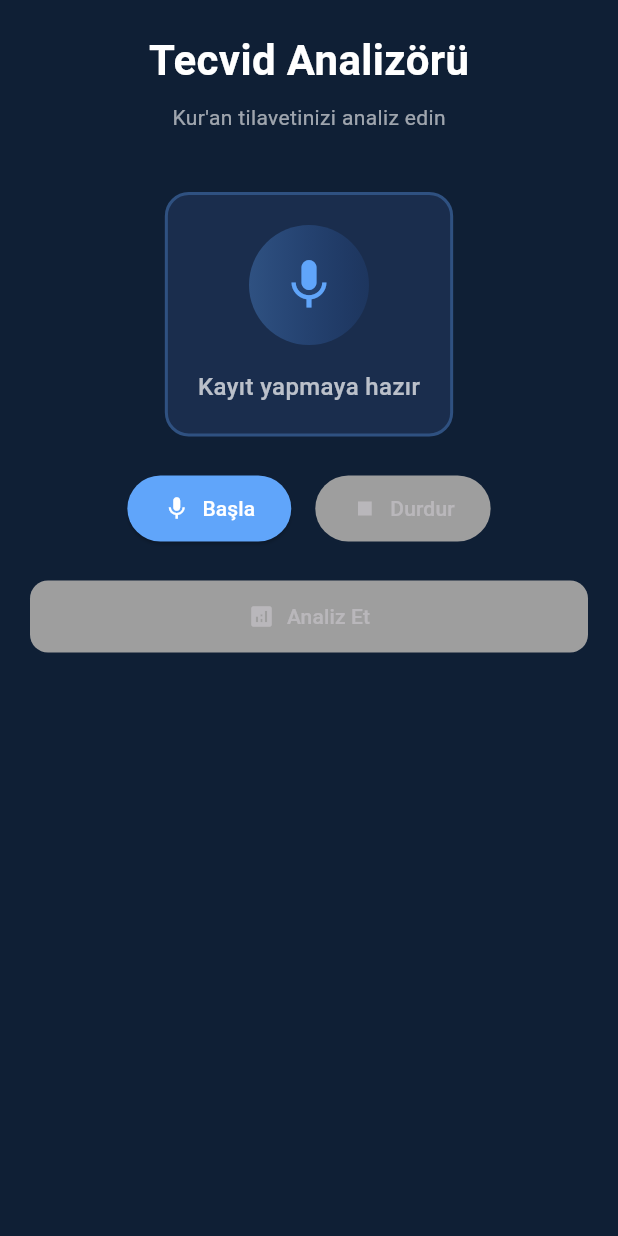
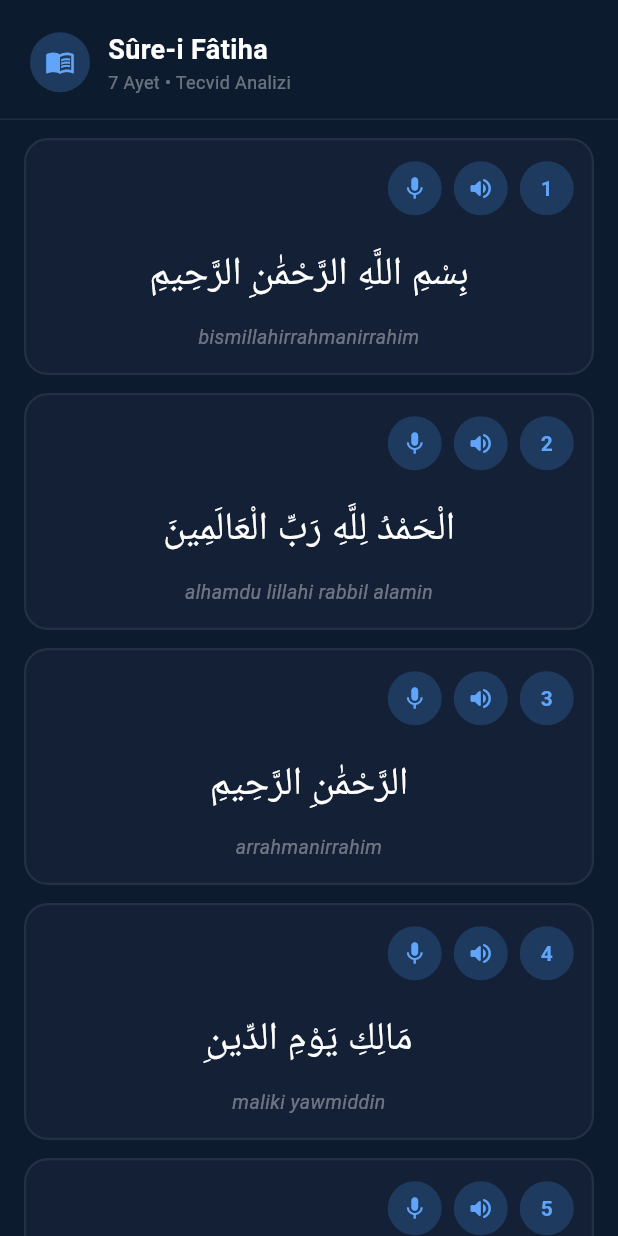
Before and after one commit to ErdalSevgiloglu/tecvid-analyzer, a Flutter app: the screen it shows after launch, on a phone screen of 412 x 824 dp. Run offline on Flutter 3.47's test engine with Material 3 defaults, Android fonts, the light colour scheme and no system bars; missing offline and left inert: record; Roboto replaces fonts that are missing (Scheherazade).

Commit message:
feat: fatiha ayetleri UI

```diff
--- a/lib/flutter_main_screen.dart
+++ b/lib/flutter_main_screen.dart
@@ -2,12 +2,74 @@ import 'package:flutter/material.dart';
 import 'package:record/record.dart';
 import 'package:path_provider/path_provider.dart';
 import 'package:http/http.dart' as http;
-import 'dart:io';
 import 'dart:convert';
 import 'tecvid_analyzer.dart';
 
 // ============================================================================
-// ANA SCREEN - TECVİD ANALYZER
+// FATIHA AYETLERİ VERİSİ
+// ============================================================================
+
+class AyetData {
+  final int number;
+  final String arabic;
+  final String transliteration;
+  final String audioAsset;
+
+  const AyetData({
+    required this.number,
+    required this.arabic,
+    required this.transliteration,
+    required this.audioAsset,
+  });
+}
+
+const List<AyetData> fatihaAyetleri = [
+  AyetData(
+    number: 1,
+    arabic: 'بِسْمِ اللَّهِ الرَّحْمَٰنِ الرَّحِيمِ',
+    transliteration: 'bismillahirrahmanirrahim',
+    audioAsset: 'assets/audios/Fatiha/1.mp3',
+  ),
+  AyetData(
+    number: 2,
+    arabic: 'الْحَمْدُ لِلَّهِ رَبِّ الْعَالَمِينَ',
+    transliteration: 'alhamdu lillahi rabbil alamin',
+    audioAsset: 'assets/audios/Fatiha/2.mp3',
+  ),
+  AyetData(
+    number: 3,
+    arabic: 'الرَّحْمَٰنِ الرَّحِيمِ',
+    transliteration: 'arrahmanirrahim',
+    audioAsset: 'assets/audios/Fatiha/3.mp3',
+  ),
+  AyetData(
+    number: 4,
+    arabic: 'مَالِكِ يَوْمِ الدِّينِ',
+    transliteration: 'maliki yawmiddin',
+    audioAsset: 'assets/audios/Fatiha/4.mp3',
+  ),
+  AyetData(
+    number: 5,
+    arabic: 'إِيَّاكَ نَعْبُدُ وَإِيَّاكَ نَسْتَعِينُ',
+    transliteration: 'iyyaka nabudu wa iyyaka nastain',
+    audioAsset: 'assets/audios/Fatiha/5.mp3',
+  ),
+  AyetData(
+    number: 6,
+    arabic: 'اهْدِنَا الصِّرَاطَ الْمُسْتَقِيمَ',
+    transliteration: 'ihdinas siratal mustaqim',
+    audioAsset: 'assets/audios/Fatiha/6.mp3',
+  ),
+  AyetData(
+    number: 7,
+    arabic: 'صِرَاطَ الَّذِينَ أَنْعَمْتَ عَلَيْهِمْ غَيْرِ الْمَغْضُوبِ عَلَيْهِمْ وَلَا الضَّالِّينَ',
+    transliteration: 'siratal lazina anamta alayhim ghayril maghdubi alayhim wa lad dallin',
+    audioAsset: 'assets/audios/Fatiha/7.mp3',
+  ),
+];
+
+// ============================================================================
+// ANA SCREEN
 // ============================================================================
 
 class TecvidAnalyzerScreen extends StatefulWidget {
@@ -16,20 +78,17 @@ class TecvidAnalyzerScreen extends StatefulWidget {
 }
 
 class _TecvidAnalyzerScreenState extends State<TecvidAnalyzerScreen> {
-  final _audioRecorder = AudioRecorder();
-
-  String? _recordingPath;
-  bool _isRecording = false;
-  bool _isAnalyzing = false;
-
-  TecvidAnalysisResult? _result;
-  String? _errorMessage;
-
-  // Flask backend URL
   static const String BACKEND_URL = 'https://tecvid-backend.onrender.com';
 
-  // Referans ses dosyaları (örneğin assets'ten)
-  static const String REFERENCE_AUDIO_PATH = 'assets/audios/bismillah_reference.wav';
+  // Her ayet için kayıt durumu
+  final Map<int, bool> _isRecording = {};
+  final Map<int, bool> _isAnalyzing = {};
+  final Map<int, String?> _recordingPaths = {};
+  final Map<int, TecvidAnalysisResult?> _results = {};
+  final Map<int, String?> _errors = {};
+
+  final _audioRecorder = AudioRecorder();
+  int? _activeRecordingAyet;
 
   @override
   void dispose() {
@@ -37,80 +96,83 @@ class _TecvidAnalyzerScreenState extends State<TecvidAnalyzerScreen> {
     super.dispose();
   }
 
-  Future<void> _startRecording() async {
+  Future<void> _startRecording(int ayetNo) async {
     try {
       final isPermitted = await _audioRecorder.hasPermission();
       if (!isPermitted) {
-        setState(() => _errorMessage = 'Mikrofon izni gerekli');
+        setState(() => _errors[ayetNo] = 'Mikrofon izni gerekli');
         return;
       }
 
+      // Başka ayet kaydediliyorsa durdur
+      if (_activeRecordingAyet != null && _activeRecordingAyet != ayetNo) {
+        await _stopRecording(_activeRecordingAyet!);
+      }
+
       final tempDir = await getTemporaryDirectory();
-      _recordingPath = '${tempDir.path}/user_recording.wav';
+      final path = '${tempDir.path}/ayet_$ayetNo.wav';
 
       await _audioRecorder.start(
-        RecordConfig(
-          encoder: AudioEncoder.wav,
-          bitRate: 128000,
-          sampleRate: 44100,
-        ),
-        path: _recordingPath!,
+        RecordConfig(encoder: AudioEncoder.wav, sampleRate: 44100),
+        path: path,
       );
 
-      setState(() => _isRecording = true);
+      setState(() {
+        _isRecording[ayetNo] = true;
+        _activeRecordingAyet = ayetNo;
+        _errors[ayetNo] = null;
+        _results[ayetNo] = null;
+      });
     } catch (e) {
-      setState(() => _errorMessage = 'Kayıt başlatılamadı: $e');
+      setState(() => _errors[ayetNo] = 'Kayıt başlatılamadı: $e');
     }
   }
 
-  Future<void> _stopRecording() async {
+  Future<void> _stopRecording(int ayetNo) async {
     try {
       final path = await _audioRecorder.stop();
       setState(() {
-        _isRecording = false;
-        _recordingPath = path;
+        _isRecording[ayetNo] = false;
+        _recordingPaths[ayetNo] = path;
+        _activeRecordingAyet = null;
       });
     } catch (e) {
-      setState(() => _errorMessage = 'Kayıt durdurulurken hata: $e');
+      setState(() => _errors[ayetNo] = 'Kayıt durdurulamadı: $e');
     }
   }
 
-  Future<void> _analyzeWithBackend() async {
-    if (_recordingPath == null) {
-      setState(() => _errorMessage = 'Önce ses kaydı yapın');
-      return;
-    }
+  Future<void> _analyze(int ayetNo, String referenceAsset) async {
+    final recordingPath = _recordingPaths[ayetNo];
+    if (recordingPath == null) return;
 
     setState(() {
-      _isAnalyzing = true;
-      _errorMessage = null;
+      _isAnalyzing[ayetNo] = true;
+      _errors[ayetNo] = null;
     });
 
     try {
-      // Multipart request hazırlama
       var request = http.MultipartRequest('POST', Uri.parse('$BACKEND_URL/analyze'));
 
-      // Kullanıcı sesi ekle
       request.files.add(
-        await http.MultipartFile.fromPath('user_audio', _recordingPath!),
+        await http.MultipartFile.fromPath('user_audio', recordingPath),
       );
 
-      // Referans sesi ekle (assets'ten veya sunucudan)
-      // Bu örnekte sunucudan alıyoruz
-      final refBytes = await _downloadReferenceAudio();
+      final refBytes = await DefaultAssetBundle.of(context).load(referenceAsset);
       request.files.add(
-        http.MultipartFile.fromBytes('reference_audio', refBytes, filename: 'reference.wav'),
+        http.MultipartFile.fromBytes(
+          'reference_audio',
+          refBytes.buffer.asUint8List(),
+          filename: 'reference.wav',
+        ),
       );
 
-      // Request gönder
       final streamedResponse = await request.send();
       final response = await http.Response.fromStream(streamedResponse);
 
       if (response.statusCode == 200) {
         final data = jsonDecode(response.body);
-
         setState(() {
-          _result = TecvidAnalysisResult(
+          _results[ayetNo] = TecvidAnalysisResult(
             totalScore: data['totalScore'],
             telaffuzScore: data['telaffuz']['level'],
             medScore: data['med']['level'],
@@ -120,260 +182,240 @@ class _TecvidAnalyzerScreenState extends State<TecvidAnalyzerScreen> {
         });
       } else {
         final error = jsonDecode(response.body);
-        setState(() => _errorMessage = error['error'] ?? 'Analiz başarısız');
+        setState(() => _errors[ayetNo] = error['error'] ?? 'Analiz başarısız');
       }
     } catch (e) {
-      setState(() => _errorMessage = 'İstek hatası: $e');
+      setState(() => _errors[ayetNo] = 'İstek hatası: $e');
     } finally {
-      setState(() => _isAnalyzing = false);
+      setState(() => _isAnalyzing[ayetNo] = false);
     }
-  }
-
-  Future<List<int>> _downloadReferenceAudio() async {
-    // Sunucudaki referans ses dosyasını indir
-    // Veya assets'ten oku
-    final assetData = await DefaultAssetBundle.of(context)
-        .load(REFERENCE_AUDIO_PATH);
-    return assetData.buffer.asUint8List();
   }
 
   @override
   Widget build(BuildContext context) {
     return Scaffold(
-      backgroundColor: const Color(0xFF0f1f35),
+      backgroundColor: const Color(0xFF0d1b2e),
       body: SafeArea(
-        child: SingleChildScrollView(
-          padding: const EdgeInsets.all(20),
         child: Column(
           children: [
-              // BAŞLIK
             _buildHeader(),
-              const SizedBox(height: 40),
-
-              // KAYıT KONTROLÜ
-              if (_result == null) ...[
-                _buildRecordingSection(),
-                const SizedBox(height: 30),
+            Expanded(
+              child: ListView.separated(
+                padding: const EdgeInsets.symmetric(horizontal: 16, vertical: 12),
+                itemCount: fatihaAyetleri.length,
+                separatorBuilder: (_, __) => const SizedBox(height: 12),
+                itemBuilder: (context, index) {
+                  final ayet = fatihaAyetleri[index];
+                  return _buildAyetCard(ayet);
+                },
+              ),
+            ),
           ],
-
-              // SONUÇ
-              if (_result != null) ...[
-                TecvidResultWidget(result: _result!),
-                const SizedBox(height: 20),
-                _buildReplayButton(),
-              ],
-
-              // HATA MESAJI
-              if (_errorMessage != null) ...[
-                const SizedBox(height: 20),
-                _buildErrorMessage(),
-              ],
-
-              // YÜKLENİYOR
-              if (_isAnalyzing) ...[
-                const SizedBox(height: 20),
-                _buildLoadingIndicator(),
-              ],
-            ],
-          ),
         ),
       ),
     );
   }
 
   Widget _buildHeader() {
-    return Column(
+    return Container(
+      padding: const EdgeInsets.fromLTRB(20, 20, 20, 16),
+      decoration: BoxDecoration(
+        color: const Color(0xFF0d1b2e),
+        border: Border(
+          bottom: BorderSide(
+            color: Colors.white.withOpacity(0.08),
+            width: 1,
+          ),
+        ),
+      ),
+      child: Row(
+        children: [
+          Container(
+            width: 40,
+            height: 40,
+            decoration: BoxDecoration(
+              shape: BoxShape.circle,
+              color: const Color(0xFF1e3a5f),
+            ),
+            child: const Icon(Icons.menu_book, color: Color(0xFF60a5fa), size: 20),
+          ),
+          const SizedBox(width: 12),
+          Column(
+            crossAxisAlignment: CrossAxisAlignment.start,
             children: [
               const Text(
-          'Tecvid Analizörü',
+                'Sûre-i Fâtiha',
                 style: TextStyle(
-            fontSize: 28,
+                  fontSize: 18,
                   fontWeight: FontWeight.bold,
                   color: Colors.white,
                 ),
               ),
-        const SizedBox(height: 8),
               Text(
-          'Kur\'an tilavetinizi analiz edin',
-          style: TextStyle(
-            fontSize: 14,
-            color: Colors.white60,
-          ),
+                '7 Ayet • Tecvid Analizi',
+                style: TextStyle(fontSize: 12, color: Colors.white38),
               ),
             ],
+          ),
+        ],
+      ),
     );
   }
 
-  Widget _buildRecordingSection() {
-    return Column(
-      children: [
-        // KAYIT DURUMU
-        Container(
-          padding: const EdgeInsets.all(20),
+  Widget _buildAyetCard(AyetData ayet) {
+    final isRec = _isRecording[ayet.number] ?? false;
+    final isAna = _isAnalyzing[ayet.number] ?? false;
+    final hasRec = _recordingPaths[ayet.number] != null;
+    final result = _results[ayet.number];
+    final error = _errors[ayet.number];
+
+    return Container(
       decoration: BoxDecoration(
-            color: const Color(0xFF1a2d4d),
+        color: const Color(0xFF132035),
         borderRadius: BorderRadius.circular(16),
         border: Border.all(
-              color: _isRecording
+          color: isRec
               ? const Color(0xFFef4444).withOpacity(0.5)
-                  : const Color(0xFF60a5fa).withOpacity(0.3),
-              width: 2,
+              : Colors.white.withOpacity(0.07),
+          width: 1.5,
         ),
       ),
       child: Column(
         children: [
-              if (_isRecording)
+          // ÜST KISIM: Ayet numarası + butonlar
+          Padding(
+            padding: const EdgeInsets.fromLTRB(16, 14, 12, 0),
+            child: Row(
+              crossAxisAlignment: CrossAxisAlignment.start,
+              children: [
+                Expanded(child: const SizedBox()),
+                // Mikrofon butonu
+                _circleButton(
+                  icon: isRec ? Icons.stop : Icons.mic,
+                  color: isRec ? const Color(0xFFef4444) : const Color(0xFF1e3a5f),
+                  iconColor: isRec ? Colors.white : const Color(0xFF60a5fa),
+                  onTap: isAna
+                      ? null
+                      : () => isRec
+                          ? _stopRecording(ayet.number)
+                          : _startRecording(ayet.number),
+                ),
+                const SizedBox(width: 8),
+                // Dinle butonu
+                _circleButton(
+                  icon: Icons.volume_up_rounded,
+                  color: const Color(0xFF1e3a5f),
+                  iconColor: const Color(0xFF60a5fa),
+                  onTap: () {/* TODO: ses çal */},
+                ),
+                const SizedBox(width: 8),
+                // Ayet numarası
                 Container(
-                  width: 80,
-                  height: 80,
+                  width: 36,
+                  height: 36,
                   decoration: BoxDecoration(
                     shape: BoxShape.circle,
-                    color: const Color(0xFFef4444).withOpacity(0.1),
+                    color: const Color(0xFF1e3a5f),
                   ),
                   child: Center(
-                    child: Container(
-                      width: 60,
-                      height: 60,
-                      decoration: const BoxDecoration(
-                        shape: BoxShape.circle,
-                        color: Color(0xFFef4444),
-                      ),
-                      child: const Icon(Icons.fiber_manual_record,
-                          color: Colors.white, size: 28),
+                    child: Text(
+                      '${ayet.number}',
+                      style: const TextStyle(
+                        color: Color(0xFF60a5fa),
+                        fontWeight: FontWeight.bold,
+                        fontSize: 14,
                       ),
                     ),
-                )
-              else
-                Container(
-                  width: 80,
-                  height: 80,
-                  decoration: BoxDecoration(
-                    shape: BoxShape.circle,
-                    gradient: LinearGradient(
-                      colors: [
-                        const Color(0xFF60a5fa).withOpacity(0.3),
-                        const Color(0xFF3b82f6).withOpacity(0.1),
-                      ],
-                    ),
-                  ),
-                  child: const Icon(Icons.mic, color: Color(0xFF60a5fa), size: 40),
-                ),
-              const SizedBox(height: 16),
-              Text(
-                _isRecording ? 'Kaydediliyor...' : 'Kayıt yapmaya hazır',
-                style: TextStyle(
-                  fontSize: 16,
-                  color: Colors.white70,
-                  fontWeight: FontWeight.w500,
                   ),
                 ),
               ],
             ),
           ),
-        const SizedBox(height: 24),
 
-        // KONTROL BUTONLARI
-        Row(
-          mainAxisAlignment: MainAxisAlignment.center,
-          children: [
-            ElevatedButton.icon(
-              onPressed: _isRecording ? null : _startRecording,
-              icon: const Icon(Icons.mic),
-              label: const Text('Başla'),
-              style: ElevatedButton.styleFrom(
-                backgroundColor: const Color(0xFF60a5fa),
-                foregroundColor: Colors.white,
-                disabledBackgroundColor: Colors.grey,
-                padding: const EdgeInsets.symmetric(horizontal: 24, vertical: 12),
+          // ARAPÇA METİN
+          Padding(
+            padding: const EdgeInsets.fromLTRB(16, 16, 16, 8),
+            child: Text(
+              ayet.arabic,
+              textAlign: TextAlign.right,
+              textDirection: TextDirection.rtl,
+              style: const TextStyle(
+                fontSize: 26,
+                color: Colors.white,
+                height: 1.8,
+                fontFamily: 'Scheherazade',
               ),
             ),
-            const SizedBox(width: 16),
-            ElevatedButton.icon(
-              onPressed: _isRecording ? _stopRecording : null,
-              icon: const Icon(Icons.stop),
-              label: const Text('Durdur'),
-              style: ElevatedButton.styleFrom(
-                backgroundColor: const Color(0xFFef4444),
-                foregroundColor: Colors.white,
-                disabledBackgroundColor: Colors.grey,
-                padding: const EdgeInsets.symmetric(horizontal: 24, vertical: 12),
+          ),
+
+          // TRANSLİTERASYON
+          Padding(
+            padding: const EdgeInsets.fromLTRB(16, 0, 16, 14),
+            child: Text(
+              ayet.transliteration,
+              textAlign: TextAlign.center,
+              style: TextStyle(
+                fontSize: 13,
+                color: Colors.white38,
+                fontStyle: FontStyle.italic,
               ),
             ),
-          ],
           ),
-        const SizedBox(height: 24),
 
-        // ANALİZ BUTONU
-        SizedBox(
+          // KAYIT SONRASI ANALİZ BUTONU
+          if (hasRec && result == null && !isAna)
+            Padding(
+              padding: const EdgeInsets.fromLTRB(16, 0, 16, 14),
+              child: SizedBox(
                 width: double.infinity,
                 child: ElevatedButton.icon(
-            onPressed: (_recordingPath != null && !_isAnalyzing && !_isRecording)
-                ? _analyzeWithBackend
-                : null,
-            icon: const Icon(Icons.analytics),
+                  onPressed: () => _analyze(ayet.number, ayet.audioAsset),
+                  icon: const Icon(Icons.analytics, size: 16),
                   label: const Text('Analiz Et'),
                   style: ElevatedButton.styleFrom(
                     backgroundColor: const Color(0xFF4ade80),
                     foregroundColor: Colors.black,
-              disabledBackgroundColor: Colors.grey,
-              padding: const EdgeInsets.symmetric(vertical: 14),
+                    padding: const EdgeInsets.symmetric(vertical: 10),
                     shape: RoundedRectangleBorder(
-                borderRadius: BorderRadius.circular(12),
+                      borderRadius: BorderRadius.circular(10),
                     ),
                   ),
                 ),
               ),
-      ],
-    );
-  }
+            ),
 
-  Widget _buildReplayButton() {
-    return SizedBox(
-      width: double.infinity,
-      child: ElevatedButton.icon(
-        onPressed: () {
-          setState(() {
-            _result = null;
-            _recordingPath = null;
-            _errorMessage = null;
-          });
-        },
-        icon: const Icon(Icons.refresh),
-        label: const Text('Yeniden Dene'),
-        style: ElevatedButton.styleFrom(
-          backgroundColor: const Color(0xFF60a5fa),
-          foregroundColor: Colors.white,
-          padding: const EdgeInsets.symmetric(vertical: 14),
-          shape: RoundedRectangleBorder(
-            borderRadius: BorderRadius.circular(12),
+          // YÜKLENİYOR
+          if (isAna)
+            Padding(
+              padding: const EdgeInsets.fromLTRB(16, 0, 16, 14),
+              child: Row(
+                mainAxisAlignment: MainAxisAlignment.center,
+                children: [
+                  const SizedBox(
+                    width: 16,
+                    height: 16,
+                    child: CircularProgressIndicator(
+                      strokeWidth: 2,
+                      valueColor: AlwaysStoppedAnimation(Color(0xFF60a5fa)),
                     ),
                   ),
+                  const SizedBox(width: 10),
+                  Text('Analiz ediliyor...', style: TextStyle(color: Colors.white38, fontSize: 13)),
+                ],
               ),
-    );
-  }
+            ),
 
-  Widget _buildErrorMessage() {
-    return Container(
-      padding: const EdgeInsets.all(16),
-      decoration: BoxDecoration(
-        color: const Color(0xFFef4444).withOpacity(0.1),
-        border: Border.all(
-          color: const Color(0xFFef4444).withOpacity(0.5),
-          width: 1,
-        ),
-        borderRadius: BorderRadius.circular(12),
-      ),
-      child: Row(
-        children: [
-          const Icon(Icons.error_outline, color: Color(0xFFef4444)),
-          const SizedBox(width: 12),
-          Expanded(
+          // SONUÇ
+          if (result != null)
+            _buildResultRow(result, ayet.number),
+
+          // HATA
+          if (error != null)
+            Padding(
+              padding: const EdgeInsets.fromLTRB(16, 0, 16, 14),
               child: Text(
-              _errorMessage!,
-              style: const TextStyle(
-                color: Colors.white70,
-                fontSize: 13,
-              ),
+                error,
+                style: const TextStyle(color: Color(0xFFef4444), fontSize: 12),
               ),
             ),
         ],
@@ -381,32 +423,105 @@ class _TecvidAnalyzerScreenState extends State<TecvidAnalyzerScreen> {
     );
   }
 
-  Widget _buildLoadingIndicator() {
-    return Container(
-      padding: const EdgeInsets.all(20),
+  Widget _circleButton({
+    required IconData icon,
+    required Color color,
+    required Color iconColor,
+    VoidCallback? onTap,
+  }) {
+    return GestureDetector(
+      onTap: onTap,
+      child: Container(
+        width: 36,
+        height: 36,
+        decoration: BoxDecoration(shape: BoxShape.circle, color: color),
+        child: Icon(icon, color: iconColor, size: 18),
+      ),
+    );
+  }
+
+  Widget _buildResultRow(TecvidAnalysisResult result, int ayetNo) {
+    return Padding(
+      padding: const EdgeInsets.fromLTRB(16, 0, 16, 14),
+      child: Container(
+        padding: const EdgeInsets.all(12),
         decoration: BoxDecoration(
-        color: const Color(0xFF1a2d4d),
+          color: const Color(0xFF0d1b2e),
           borderRadius: BorderRadius.circular(12),
-        border: Border.all(
-          color: const Color(0xFF60a5fa).withOpacity(0.3),
-          width: 1,
+        ),
+        child: Row(
+          children: [
+            // Toplam skor
+            Container(
+              width: 52,
+              height: 52,
+              decoration: BoxDecoration(
+                shape: BoxShape.circle,
+                color: _scoreColor(result.totalScore).withOpacity(0.15),
+                border: Border.all(color: _scoreColor(result.totalScore), width: 2),
+              ),
+              child: Center(
+                child: Text(
+                  '${result.totalScore}%',
+                  style: TextStyle(
+                    fontSize: 13,
+                    fontWeight: FontWeight.bold,
+                    color: _scoreColor(result.totalScore),
                   ),
                 ),
+              ),
+            ),
+            const SizedBox(width: 12),
+            // Detaylar
+            Expanded(
               child: Column(
+                crossAxisAlignment: CrossAxisAlignment.start,
                 children: [
-          const CircularProgressIndicator(
-            valueColor: AlwaysStoppedAnimation<Color>(Color(0xFF60a5fa)),
+                  _scoreChip('Telaffuz', result.telaffuzScore),
+                  const SizedBox(height: 4),
+                  _scoreChip('Med', result.medScore),
+                  const SizedBox(height: 4),
+                  _scoreChip('Harf', result.harfScore),
+                ],
               ),
-          const SizedBox(height: 16),
-          const Text(
-            'Ses analiz ediliyor...',
+            ),
+            // Yeniden dene
+            GestureDetector(
+              onTap: () => setState(() {
+                _results[ayetNo] = null;
+                _recordingPaths[ayetNo] = null;
+              }),
+              child: const Icon(Icons.refresh, color: Colors.white38, size: 20),
+            ),
+          ],
+        ),
+      ),
+    );
+  }
+
+  Widget _scoreChip(String label, String level) {
+    final isGood = level == 'iyi' || level == 'mükemmel';
+    return Row(
+      children: [
+        Text(
+          '$label: ',
+          style: const TextStyle(color: Colors.white38, fontSize: 11),
+        ),
+        Text(
+          level,
           style: TextStyle(
-              color: Colors.white70,
-              fontSize: 14,
+            fontSize: 11,
+            fontWeight: FontWeight.bold,
+            color: isGood ? const Color(0xFF4ade80) : const Color(0xFFfbbf24),
           ),
         ),
       ],
-      ),
     );
   }
+
+  Color _scoreColor(int score) {
+    if (score >= 85) return const Color(0xFF4ade80);
+    if (score >= 70) return const Color(0xFF60a5fa);
+    return const Color(0xFFfbbf24);
   }
+}
--- a/pubspec.yaml
+++ b/pubspec.yaml
@@ -17,3 +17,4 @@ flutter:
   uses-material-design: true
   assets:
     - assets/audios/
+    - assets/audios/Fatiha/
```
Also changed, not shown: 7 other files. Lines whose indentation alone changed are shown as unchanged.
